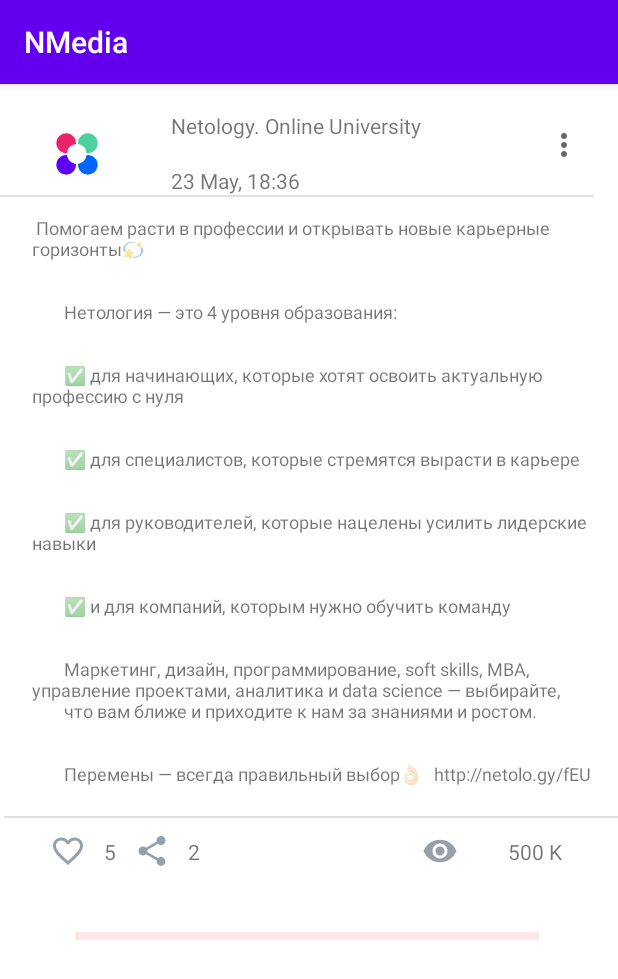
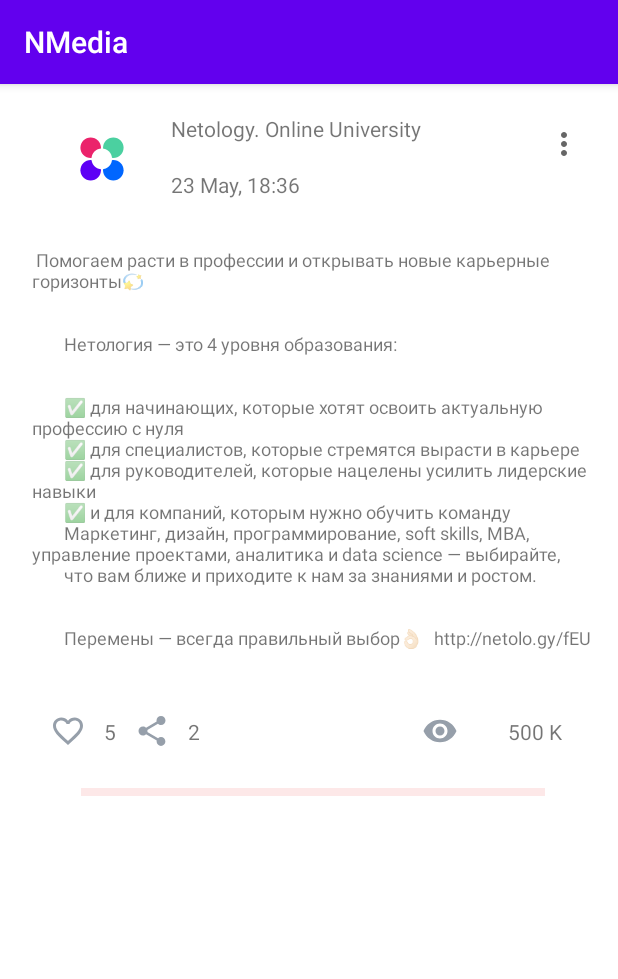
Before and after one commit to MashaShe/FitrstKotlinApp, an Android app: the screen it shows after launch (MainActivity), on a phone screen of 412 x 824 dp. Shown: the top 979 px of the screen. Run offline under Robolectric (Android 15) with nearby library versions, the light colour scheme and no system bars.

Commit message:
Bias removed, Barriers are added

```diff
--- a/app/src/main/res/layout/activity_main.xml
+++ b/app/src/main/res/layout/activity_main.xml
@@ -7,78 +7,48 @@
     android:background="#FFFF"
     tools:context=".MainActivity">
 
-    <TextView
-        android:id="@+id/repostNumTextView"
-        android:layout_width="wrap_content"
-        android:layout_height="wrap_content"
-        android:text="@string/repostNum"
-        app:layout_constraintBottom_toBottomOf="@+id/repostButton"
-        app:layout_constraintStart_toEndOf="@+id/repostButton"
-        app:layout_constraintTop_toTopOf="@+id/repostButton" />
-
-    <TextView
-        android:id="@+id/seenNumTextView"
-        android:layout_width="wrap_content"
-        android:layout_height="wrap_content"
-        android:text="@string/seenNum"
-        app:layout_constraintBottom_toBottomOf="@+id/seenButton"
-        app:layout_constraintEnd_toStartOf="@+id/rightGuideline"
-        app:layout_constraintStart_toEndOf="@+id/seenButton"
-        app:layout_constraintTop_toTopOf="@+id/seenButton" />
 
     <ImageView
         android:id="@+id/icon_imageView"
-        android:layout_width="60dp"
-        android:layout_height="57dp"
-        app:layout_constraintBottom_toTopOf="@+id/top_divider"
+        android:layout_width="@dimen/posts_avatar_size"
+        android:layout_height="@dimen/posts_avatar_size"
         app:layout_constraintEnd_toStartOf="@+id/timeTextView"
-        app:layout_constraintHorizontal_bias="0.0"
         app:layout_constraintStart_toStartOf="@+id/leftGuideline"
         app:layout_constraintTop_toTopOf="@+id/topGuideline"
-        app:layout_constraintVertical_bias="0.576"
         app:srcCompat="@drawable/ic_netology_logo_foreground" />
 
     <TextView
         android:id="@+id/headerTextView"
         android:layout_width="202dp"
         android:layout_height="21dp"
-        android:layout_marginEnd="40dp"
+        android:layout_marginEnd="@dimen/big_spacing"
         android:ellipsize="end"
         android:singleLine="true"
         android:text="@string/headerText"
         app:layout_constraintEnd_toStartOf="@+id/moreButton"
-        app:layout_constraintTop_toTopOf="@+id/icon_imageView" />
+        app:layout_constraintTop_toTopOf="@+id/icon_imageView"
+        />
 
     <TextView
         android:id="@+id/timeTextView"
         android:layout_width="wrap_content"
         android:layout_height="wrap_content"
-        android:layout_marginTop="14dp"
+        android:layout_marginTop="@dimen/common_spacing"
+        android:layout_marginBottom="@dimen/common_spacing"
         android:text="@string/timeTextview"
         app:layout_constraintBottom_toBottomOf="@+id/icon_imageView"
         app:layout_constraintStart_toStartOf="@+id/headerTextView"
-        app:layout_constraintTop_toBottomOf="@+id/headerTextView" />
-
-    <View
-        android:id="@+id/top_divider"
-        android:layout_width="409dp"
-        android:layout_height="1dp"
-        android:background="?android:attr/listDivider"
-        app:layout_constraintEnd_toStartOf="@+id/rightGuideline"
-        app:layout_constraintHorizontal_bias="1.0"
-        app:layout_constraintStart_toStartOf="@+id/leftGuideline"
-        app:layout_constraintTop_toBottomOf="@+id/timeTextView"
-        tools:layout_editor_absoluteY="124dp" />
+        app:layout_constraintTop_toBottomOf="@+id/headerTextView"
+        app:layout_constraintBottom_toTopOf="@+id/header_divider"
+        />
 
     <ImageButton
         android:id="@+id/moreButton"
         android:layout_width="39dp"
         android:layout_height="40dp"
         android:background="#FFFFFF"
-        app:layout_constraintBottom_toTopOf="@+id/top_divider"
         app:layout_constraintEnd_toStartOf="@+id/rightGuideline"
         app:layout_constraintTop_toTopOf="@+id/topGuideline"
-        app:layout_constraintVertical_bias="0.056"
         app:srcCompat="@drawable/ic_baseline_more_vert_24" />
 
     <androidx.constraintlayout.widget.Guideline
@@ -102,28 +72,32 @@
         android:orientation="vertical"
         app:layout_constraintGuide_percent="0.96" />
 
+    <androidx.constraintlayout.widget.Barrier
+        android:id="@+id/header_divider"
+        android:layout_width="wrap_content"
+        android:layout_height="wrap_content"
+        app:barrierDirection="bottom"
+        />
     <TextView
         android:id="@+id/longTextView"
         android:layout_width="374dp"
         android:layout_height="wrap_content"
-        android:layout_marginTop="12dp"
         android:text="@string/longTexview"
         android:textSize="12sp"
+        android:layout_marginBottom="@dimen/common_spacing"
+        android:layout_marginTop="@dimen/common_spacing"
         app:layout_constraintEnd_toStartOf="@+id/rightGuideline"
-        app:layout_constraintHorizontal_bias="0.0"
         app:layout_constraintStart_toStartOf="@+id/leftGuideline"
-        app:layout_constraintTop_toBottomOf="@+id/top_divider" />
+        app:layout_constraintBottom_toTopOf="@+id/bottom_divider"
+        app:layout_constraintTop_toBottomOf="@+id/header_divider"
+         />
 
-    <View
-        android:id="@+id/botton_divider"
-        android:layout_width="409dp"
-        android:layout_height="1dp"
-        android:layout_marginTop="20dp"
-        android:background="?android:attr/listDivider"
-        app:layout_constraintEnd_toEndOf="parent"
-        app:layout_constraintHorizontal_bias="1.0"
-        app:layout_constraintStart_toStartOf="@+id/leftGuideline"
-        app:layout_constraintTop_toBottomOf="@+id/longTextView" />
+    <androidx.constraintlayout.widget.Barrier
+        android:id="@+id/bottom_divider"
+        android:layout_width="wrap_content"
+        android:layout_height="wrap_content"
+        app:barrierDirection="bottom"
+       />
 
     <ImageButton
         android:id="@+id/likeButton"
@@ -131,8 +105,9 @@
         android:layout_height="wrap_content"
         android:backgroundTint="#FFFFFF"
         app:layout_constraintStart_toStartOf="@+id/leftGuideline"
-        app:layout_constraintTop_toBottomOf="@+id/botton_divider"
-        app:srcCompat="@drawable/ic_baseline_favorite_border_24" />
+        app:layout_constraintTop_toBottomOf="@+id/bottom_divider"
+        app:srcCompat="@drawable/ic_baseline_favorite_border_24"
+        android:layout_marginTop="@dimen/common_spacing"/>
 
     <TextView
         android:id="@+id/likesNumTextView"
@@ -164,15 +139,34 @@
         app:layout_constraintTop_toTopOf="@+id/repostNumTextView"
         app:srcCompat="@drawable/ic_baseline_remove_red_eye_24" />
 
+
+    <TextView
+        android:id="@+id/repostNumTextView"
+        android:layout_width="wrap_content"
+        android:layout_height="wrap_content"
+        android:text="@string/repostNum"
+        app:layout_constraintBottom_toBottomOf="@+id/repostButton"
+        app:layout_constraintStart_toEndOf="@+id/repostButton"
+        app:layout_constraintTop_toTopOf="@+id/repostButton" />
+
+    <TextView
+        android:id="@+id/seenNumTextView"
+        android:layout_width="wrap_content"
+        android:layout_height="wrap_content"
+        android:text="@string/seenNum"
+        app:layout_constraintBottom_toBottomOf="@+id/seenButton"
+        app:layout_constraintEnd_toStartOf="@+id/rightGuideline"
+        app:layout_constraintStart_toEndOf="@+id/seenButton"
+        app:layout_constraintTop_toTopOf="@+id/seenButton" />
+
     <View
         android:id="@+id/lowest_divider"
         android:layout_width="309dp"
         android:layout_height="5dp"
-        android:layout_marginTop="32dp"
+        android:layout_marginTop="@dimen/common_spacing"
         android:background="?android:attr/listDivider"
         android:backgroundTint="#EF4545"
         app:layout_constraintEnd_toStartOf="@+id/rightGuideline"
-        app:layout_constraintHorizontal_bias="0.441"
         app:layout_constraintStart_toStartOf="@+id/leftGuideline"
         app:layout_constraintTop_toBottomOf="@+id/seenButton" />
 
--- /dev/null
+++ b/app/src/main/res/values/dimes.xml
@@ -0,0 +1,7 @@
+<?xml version="1.0" encoding="utf-8"?>
+<resources>
+    <dimen name="common_spacing">16dp</dimen>
+    <dimen name="big_spacing">40dp</dimen>
+    <dimen name="text_spacing">8dp</dimen>
+    <dimen name="posts_avatar_size">60dp</dimen>
+</resources>
--- a/app/src/main/res/values/strings.xml
+++ b/app/src/main/res/values/strings.xml
@@ -8,11 +8,12 @@
     <string name="seenNum" translatable="false">500 K</string>
     <string name="longTexview">" Помогаем расти в профессии и открывать новые карьерные горизонты💫\n\n
         Нетология — это 4 уровня образования:\n\n
-        ✅ для начинающих, которые хотят освоить актуальную профессию с нуля\n\n
-        ✅ для специалистов, которые стремятся вырасти в карьере\n\n
-        ✅ для руководителей, которые нацелены усилить лидерские навыки\n\n
-        ✅ и для компаний, которым нужно обучить команду\n\n
+        ✅ для начинающих, которые хотят освоить актуальную профессию с нуля
+        ✅ для специалистов, которые стремятся вырасти в карьере
+        ✅ для руководителей, которые нацелены усилить лидерские навыки
+        ✅ и для компаний, которым нужно обучить команду
         Маркетинг, дизайн, программирование, soft skills, MBA, управление проектами, аналитика и data science — выбирайте,
         что вам ближе и приходите к нам за знаниями и ростом.\n\n
         Перемены — всегда правильный выбор👌🏻   http://netolo.gy/fEU "</string>
+
 </resources>
```
Also changed, not shown: 1 other file.
